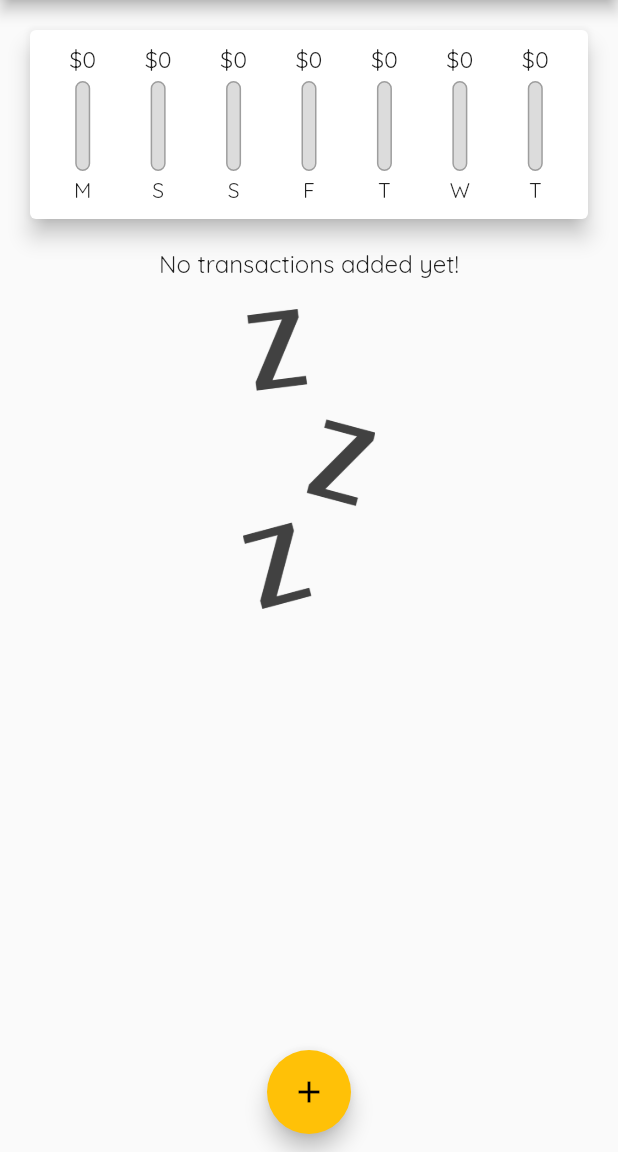
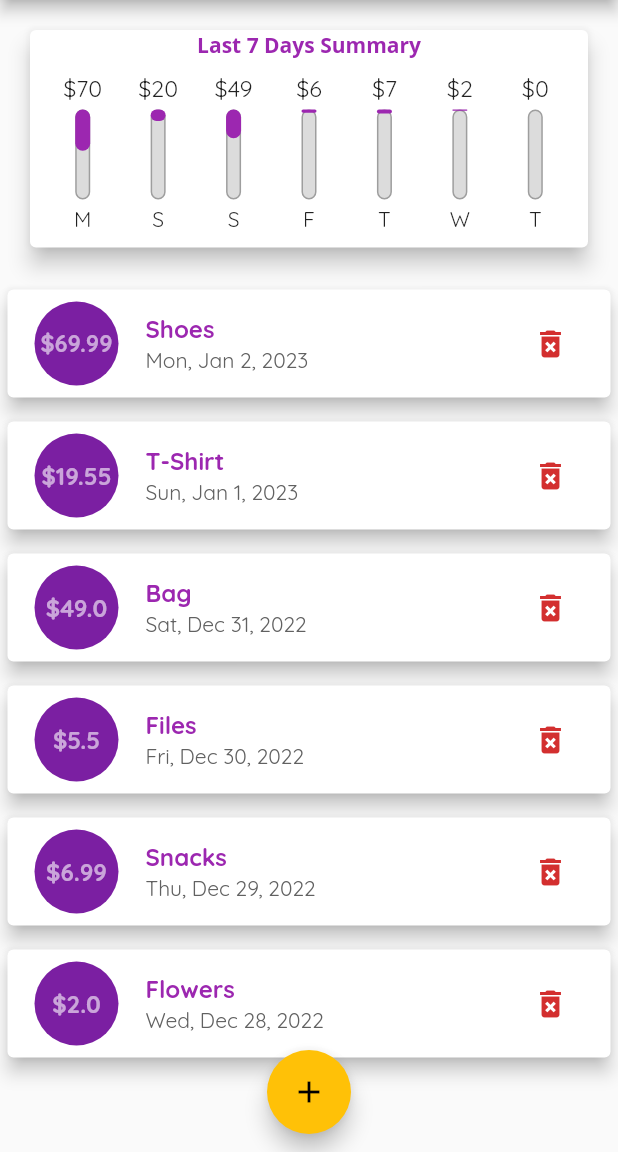
Before and after one commit to AATHacks/expense_planner, a Flutter app: the screen it shows after launch, on a phone screen of 412 x 824 dp, the part 84-1236 px from its top. Run offline on Flutter 3.47's test engine with Material 2 defaults, Android fonts, the phone set to English and light mode, and no system bars.

```diff
--- a/lib/main.dart
+++ b/lib/main.dart
@@ -35,11 +35,36 @@ class _MyHomePageState extends State<MyHomePage> {
   /*  final textController = TextEditingController();
   final priceController = TextEditingController(); */
   final List<Transaction> _userTransactions = [
-    // Transaction(title: "Shoes", amount: 56.99, date: DateTime.now(), id: "id1"),
-    // Transaction(
-    //     title: "T-Shirt", amount: 19.55, date: DateTime.now(), id: "id2"),
-    // Transaction(
-    //     title: "Sunglasses", amount: 56.99, date: DateTime.now(), id: "id3"),
+    Transaction(
+        title: "Shoes",
+        amount: 69.99,
+        date: DateTime.now(),
+        id: DateTime.now().toString()),
+    Transaction(
+        title: "T-Shirt",
+        amount: 19.55,
+        date: DateTime.now().subtract(Duration(days: 1)),
+        id: DateTime.now().subtract(Duration(days: 1)).toString()),
+    Transaction(
+        title: "Bag",
+        amount: 49,
+        date: DateTime.now().subtract(Duration(days: 2)),
+        id: DateTime.now().subtract(Duration(days: 2)).toString()),
+    Transaction(
+        title: "Files",
+        amount: 5.50,
+        date: DateTime.now().subtract(Duration(days: 3)),
+        id: DateTime.now().subtract(Duration(days: 3)).toString()),
+    Transaction(
+        title: "Snacks",
+        amount: 6.99,
+        date: DateTime.now().subtract(Duration(days: 4)),
+        id: DateTime.now().subtract(Duration(days: 4)).toString()),
+    Transaction(
+        title: "Flowers",
+        amount: 2,
+        date: DateTime.now().subtract(Duration(days: 5)),
+        id: DateTime.now().subtract(Duration(days: 5)).toString()),
   ];
 
   List<Transaction> get _recentTransactions {
@@ -52,11 +77,12 @@ class _MyHomePageState extends State<MyHomePage> {
     }).toList();
   }
 
-  void _addNewTransaction(String txTitle, double txAmount) {
+  void _addNewTransaction(
+      String txTitle, double txAmount, DateTime chosendate) {
     final newTx = Transaction(
         title: txTitle,
         amount: txAmount,
-        date: DateTime.now(),
+        date: chosendate,
         id: DateTime.now().toString());
     setState(() {
       _userTransactions.add(newTx);
@@ -72,6 +98,12 @@ class _MyHomePageState extends State<MyHomePage> {
               behavior: HitTestBehavior.opaque,
               child: NewTransaction(_addNewTransaction));
         });
+  }
+
+  void _deleteTransaction(String id) {
+    setState(() {
+      _userTransactions.removeWhere((element) => element.id == id);
+    });
   }
 
   @override
@@ -97,7 +129,7 @@ class _MyHomePageState extends State<MyHomePage> {
             // ignore: prefer_const_literals_to_create_immutables
             children: <Widget>[
               Chart(_recentTransactions),
-              TransactionList(_userTransactions),
+              TransactionList(_userTransactions, _deleteTransaction),
             ]),
       ),
       floatingActionButtonLocation:
--- a/lib/widgets/chart.dart
+++ b/lib/widgets/chart.dart
@@ -15,7 +15,8 @@ class Chart extends StatelessWidget {
         Duration(days: index),
       );
       var totalSum = 0.0;
-      for (int i = 0; i < recentTransactions.length; i++) {
+
+      for (var i = 0; i < recentTransactions.length; i++) {
         if (recentTransactions[i].date.day == weekDay.day &&
             recentTransactions[i].date.month == weekDay.month &&
             recentTransactions[i].date.year == weekDay.year) {
@@ -40,7 +41,13 @@ class Chart extends StatelessWidget {
     return Card(
         elevation: 6,
         margin: const EdgeInsets.all(20),
-        child: Padding(
+        child: Column(children: [
+          Text('Last 7 Days Summary',
+              style: TextStyle(
+                  fontFamily: 'Opensans',
+                  fontWeight: FontWeight.bold,
+                  color: Colors.purple)),
+          Padding(
             padding: EdgeInsets.all(10),
             child: Row(
               mainAxisAlignment: MainAxisAlignment.spaceAround,
@@ -57,6 +64,7 @@ class Chart extends StatelessWidget {
                 );
               }).toList(),
             ),
-        ));
+          )
+        ]));
   }
 }
--- a/lib/widgets/transaction_list.dart
+++ b/lib/widgets/transaction_list.dart
@@ -4,7 +4,8 @@ import 'package:intl/intl.dart';
 
 class TransactionList extends StatelessWidget {
   final List<Transaction> transactions;
-  TransactionList(this.transactions);
+  final Function deleteTransaction;
+  TransactionList(this.transactions, this.deleteTransaction);
   @override
   Widget build(BuildContext context) {
     return Container(
@@ -106,6 +107,13 @@ class TransactionList extends StatelessWidget {
                       DateFormat.yMMMEd().format(transactions[index].date),
                       style: TextStyle(color: Colors.grey[700]),
                     ),
+                    trailing: IconButton(
+                      icon: Icon(Icons.delete_forever),
+                      color: Theme.of(context).errorColor,
+                      onPressed: () {
+                        deleteTransaction(transactions[index].id);
+                      },
+                    ),
                   ),
                 );
               },
```
Also changed, not shown: lib/widgets/new_transaction.dart (+41 -17 lines). Lines whose indentation alone changed are shown as unchanged.
